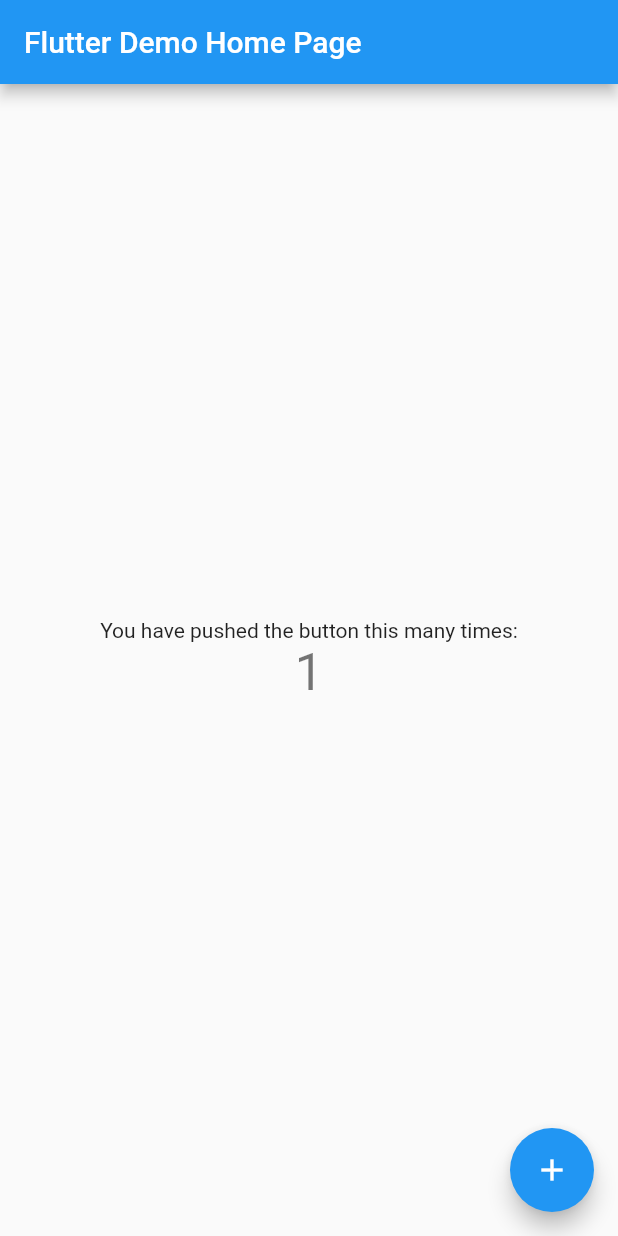
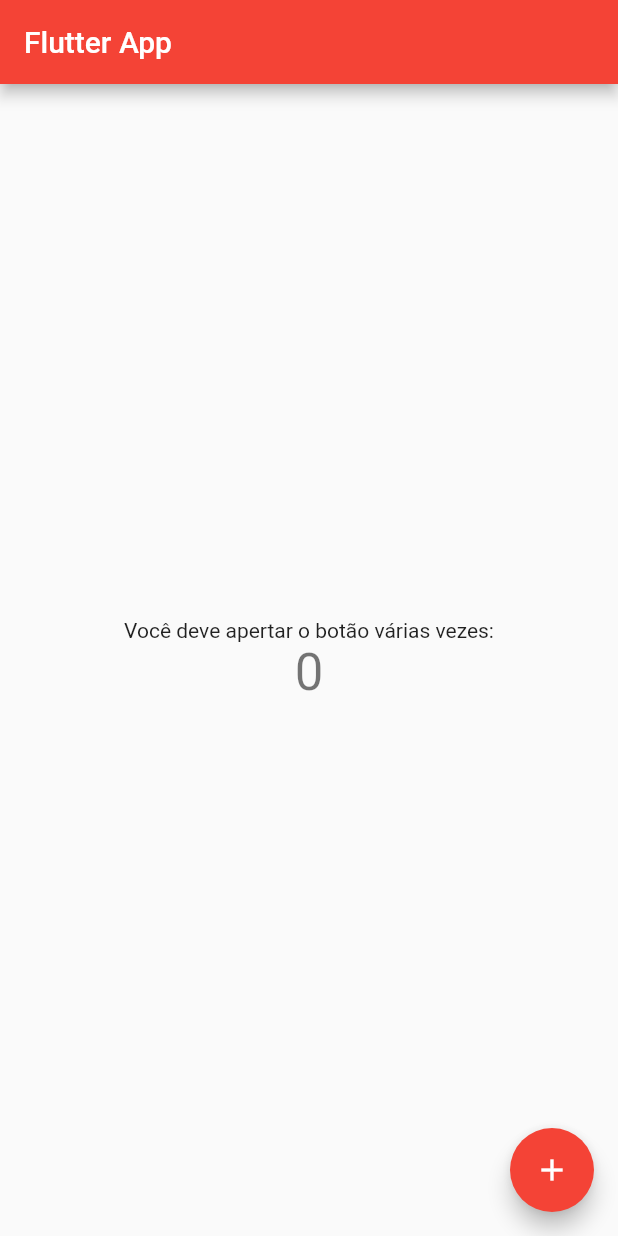
Before and after one commit to vonmecheln/TDS-2021-2-Desenvolvimento-para-Dispositivos-Moveis, a Flutter app: the screen it shows after launch, after a tap on the "add" icon, on a phone screen of 412 x 824 dp. Run offline on Flutter 3.47's test engine with Material 2 defaults, Android fonts, the phone set to English and light mode, and no system bars.

Commit message:
Limpeza do código inicial

```diff
--- a/aula1/lib/main.dart
+++ b/aula1/lib/main.dart
@@ -7,42 +7,19 @@
 class MyApp extends StatelessWidget {
   const MyApp({Key? key}) : super(key: key);
 
-  // This widget is the root of your application.
   @override
   Widget build(BuildContext context) {
     return MaterialApp(
       title: 'Flutter Demo',
       theme: ThemeData(
-        // This is the theme of your application.
-        //
-        // Try running your application with "flutter run". You'll see the
-        // application has a blue toolbar. Then, without quitting the app, try
-        // changing the primarySwatch below to Colors.green and then invoke
-        // "hot reload" (press "r" in the console where you ran "flutter run",
-        // or simply save your changes to "hot reload" in a Flutter IDE).
-        // Notice that the counter didn't reset back to zero; the application
-        // is not restarted.
-        primarySwatch: Colors.blue,
+        primarySwatch: Colors.red,
       ),
-      home: const MyHomePage(title: 'Flutter Demo Home Page'),
+      home: MyHomePage(),
     );
   }
 }
 
 class MyHomePage extends StatefulWidget {
-  const MyHomePage({Key? key, required this.title}) : super(key: key);
-
-  // This widget is the home page of your application. It is stateful, meaning
-  // that it has a State object (defined below) that contains fields that affect
-  // how it looks.
-
-  // This class is the configuration for the state. It holds the values (in this
-  // case the title) provided by the parent (in this case the App widget) and
-  // used by the build method of the State. Fields in a Widget subclass are
-  // always marked "final".
-
-  final String title;
-
   @override
   State<MyHomePage> createState() => _MyHomePageState();
 }
@@ -51,53 +28,21 @@
   int _counter = 0;
 
   void _incrementCounter() {
-    setState(() {
-      // This call to setState tells the Flutter framework that something has
-      // changed in this State, which causes it to rerun the build method below
-      // so that the display can reflect the updated values. If we changed
-      // _counter without calling setState(), then the build method would not be
-      // called again, and so nothing would appear to happen.
-      _counter++;
-    });
+    _counter++;
+    if (_counter >= 10) {
+      setState(() {});
+    }
   }
 
   @override
   Widget build(BuildContext context) {
-    // This method is rerun every time setState is called, for instance as done
-    // by the _incrementCounter method above.
-    //
-    // The Flutter framework has been optimized to make rerunning build methods
-    // fast, so that you can just rebuild anything that needs updating rather
-    // than having to individually change instances of widgets.
     return Scaffold(
-      appBar: AppBar(
-        // Here we take the value from the MyHomePage object that was created by
-        // the App.build method, and use it to set our appbar title.
-        title: Text(widget.title),
-      ),
+      appBar: AppBar(title: Text('Flutter App')),
       body: Center(
-        // Center is a layout widget. It takes a single child and positions it
-        // in the middle of the parent.
         child: Column(
-          // Column is also a layout widget. It takes a list of children and
-          // arranges them vertically. By default, it sizes itself to fit its
-          // children horizontally, and tries to be as tall as its parent.
-          //
-          // Invoke "debug painting" (press "p" in the console, choose the
-          // "Toggle Debug Paint" action from the Flutter Inspector in Android
-          // Studio, or the "Toggle Debug Paint" command in Visual Studio Code)
-          // to see the wireframe for each widget.
-          //
-          // Column has various properties to control how it sizes itself and
-          // how it positions its children. Here we use mainAxisAlignment to
-          // center the children vertically; the main axis here is the vertical
-          // axis because Columns are vertical (the cross axis would be
-          // horizontal).
           mainAxisAlignment: MainAxisAlignment.center,
           children: <Widget>[
-            const Text(
-              'You have pushed the button this many times:',
-            ),
+            const Text('Você deve apertar o botão várias vezes:'),
             Text(
               '$_counter',
               style: Theme.of(context).textTheme.headline4,
@@ -109,7 +54,7 @@
         onPressed: _incrementCounter,
         tooltip: 'Increment',
         child: const Icon(Icons.add),
-      ), // This trailing comma makes auto-formatting nicer for build methods.
+      ),
     );
   }
 }
```
Also changed, not shown: 1 other file.
